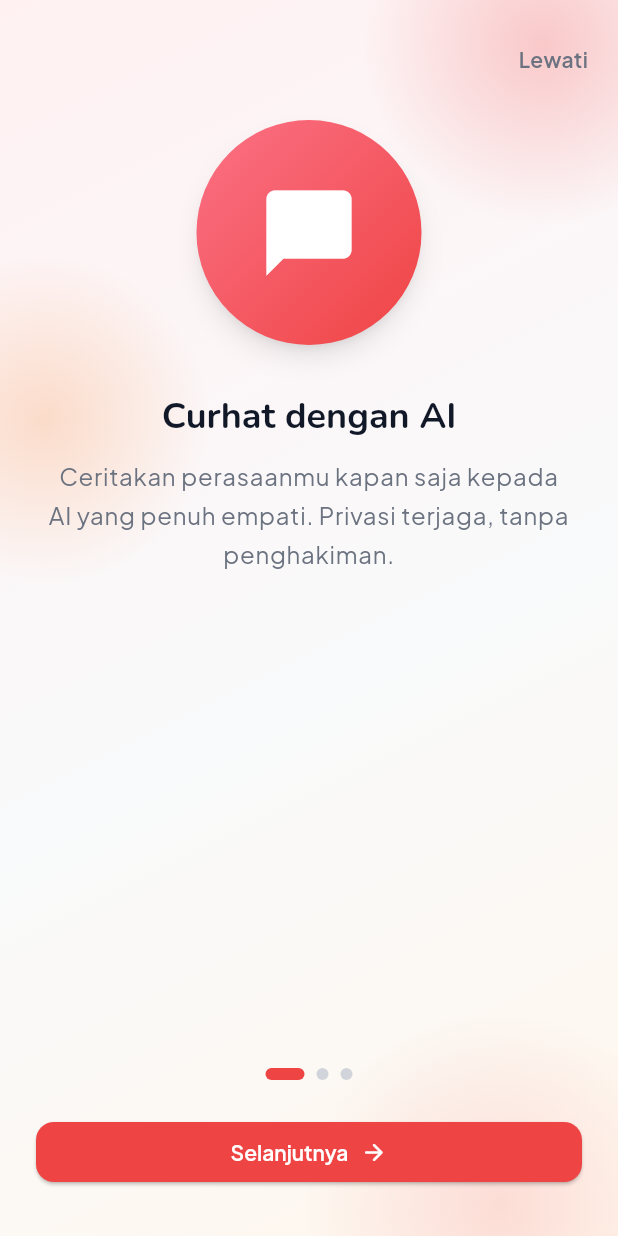
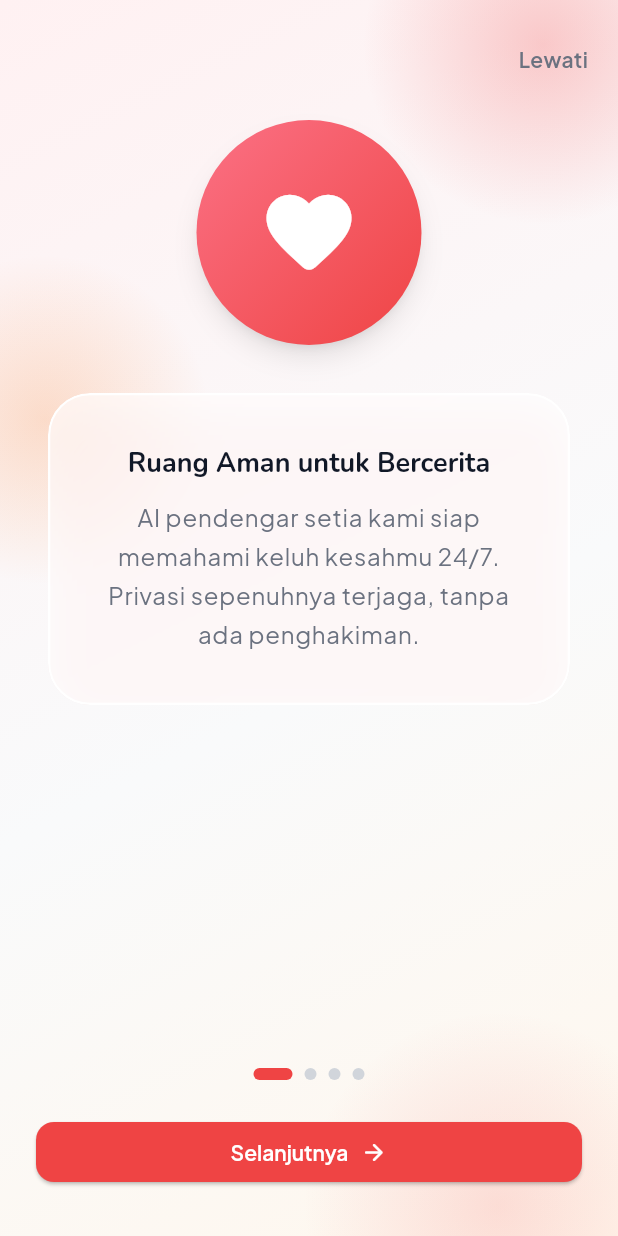
Before and after one commit to DeryWahyu/ruang-tenang-mobile, a Flutter app: the screen it shows after launch, on a phone screen of 412 x 824 dp. Run offline on Flutter 3.47's test engine with Material 3 defaults, Android fonts, the phone set to English and light mode, and no system bars; our stand-ins replace cached_network_image, connectivity_plus, dio, equatable, fl_chart, flutter_bloc and 11 more.

Commit message:
feat(onboarding): implement glassmorphism design and update copywriting

```diff
--- a/lib/presentation/onboarding/screens/onboarding_screen.dart
+++ b/lib/presentation/onboarding/screens/onboarding_screen.dart
@@ -1,3 +1,5 @@
+import 'dart:ui';
+
 import 'package:flutter/material.dart';
 import 'package:go_router/go_router.dart';
 import 'package:shared_preferences/shared_preferences.dart';
@@ -22,28 +24,36 @@ class _OnboardingScreenState extends State<OnboardingScreen> {
 
   static const _slides = [
     _OnboardingSlide(
-      icon: Icons.chat_bubble_rounded,
+      icon: Icons.favorite_rounded,
       gradient: [Color(0xFFFB7185), Color(0xFFEF4444)],
-      title: 'Curhat dengan AI',
+      title: 'Ruang Aman untuk Bercerita',
       description:
-          'Ceritakan perasaanmu kapan saja kepada AI yang penuh empati. '
-          'Privasi terjaga, tanpa penghakiman.',
+          'AI pendengar setia kami siap memahami keluh kesahmu 24/7. '
+          'Privasi sepenuhnya terjaga, tanpa ada penghakiman.',
     ),
     _OnboardingSlide(
       icon: Icons.menu_book_rounded,
       gradient: [Color(0xFFFB923C), Color(0xFFF59E0B)],
-      title: 'Tulis Jurnal & Lacak Mood',
+      title: 'Kenali Dirimu Lebih Baik',
       description:
-          'Ekspresikan pikiranmu lewat jurnal harian dan pantau '
-          'perubahan suasana hatimu dari waktu ke waktu.',
+          'Catat perjalanan emosimu lewat jurnal harian. Pahami pola pikiranmu '
+          'dan lihat bagaimana kamu bertumbuh setiap harinya.',
+    ),
+    _OnboardingSlide(
+      icon: Icons.self_improvement_rounded,
+      gradient: [Color(0xFF38BDF8), Color(0xFF0284C7)],
+      title: 'Tenangkan Pikiranmu',
+      description:
+          'Redakan stres seketika dengan panduan latihan pernapasan dan '
+          'alunan musik relaksasi yang menenangkan jiwa.',
     ),
     _OnboardingSlide(
       icon: Icons.groups_rounded,
       gradient: [Color(0xFFF87171), Color(0xFFDC2626)],
-      title: 'Bergabung dengan Komunitas',
+      title: 'Dukungan Sepenuh Hati',
       description:
-          'Temukan dukungan dari sesama, berbagi cerita inspiratif, '
-          'dan tumbuh bersama di komunitas yang aman.',
+          'Kamu tidak sendirian. Bergabunglah dengan komunitas yang positif '
+          'untuk saling menguatkan dan berbagi cerita.',
     ),
   ];
 
@@ -203,13 +213,35 @@ class _OnboardingSlideView extends StatelessWidget {
           AnimatedOpacity(
             opacity: isActive ? 1 : 0,
             duration: const Duration(milliseconds: 400),
+            child: AnimatedContainer(
+              duration: const Duration(milliseconds: 400),
+              curve: Curves.easeOutBack,
+              transform: Matrix4.translationValues(0, isActive ? 0 : 40, 0),
+              child: ClipRRect(
+                borderRadius: BorderRadius.circular(28),
+                child: BackdropFilter(
+                  filter: ImageFilter.blur(sigmaX: 12, sigmaY: 12),
+                  child: Container(
+                    padding: const EdgeInsets.symmetric(horizontal: 24, vertical: 32),
+                    decoration: BoxDecoration(
+                      color: Colors.white.withValues(alpha: 0.65),
+                      borderRadius: BorderRadius.circular(28),
+                      border: Border.all(color: Colors.white, width: 1.5),
+                      boxShadow: [
+                        BoxShadow(
+                          color: slide.gradient.last.withValues(alpha: 0.1),
+                          blurRadius: 24,
+                          offset: const Offset(0, 12),
+                        ),
+                      ],
+                    ),
                     child: Column(
                       children: [
                         Text(
                           slide.title,
-                  style: Theme.of(context).textTheme.displaySmall?.copyWith(
+                          style: Theme.of(context).textTheme.headlineSmall?.copyWith(
                                 color: AppColors.foreground,
-                        fontWeight: FontWeight.w700,
+                                fontWeight: FontWeight.bold,
                               ),
                           textAlign: TextAlign.center,
                         ),
@@ -223,6 +255,10 @@ class _OnboardingSlideView extends StatelessWidget {
                           textAlign: TextAlign.center,
                         ),
                       ],
+                    ),
+                  ),
+                ),
+              ),
             ),
           ),
         ],
```
Lines whose indentation alone changed are shown as unchanged.
